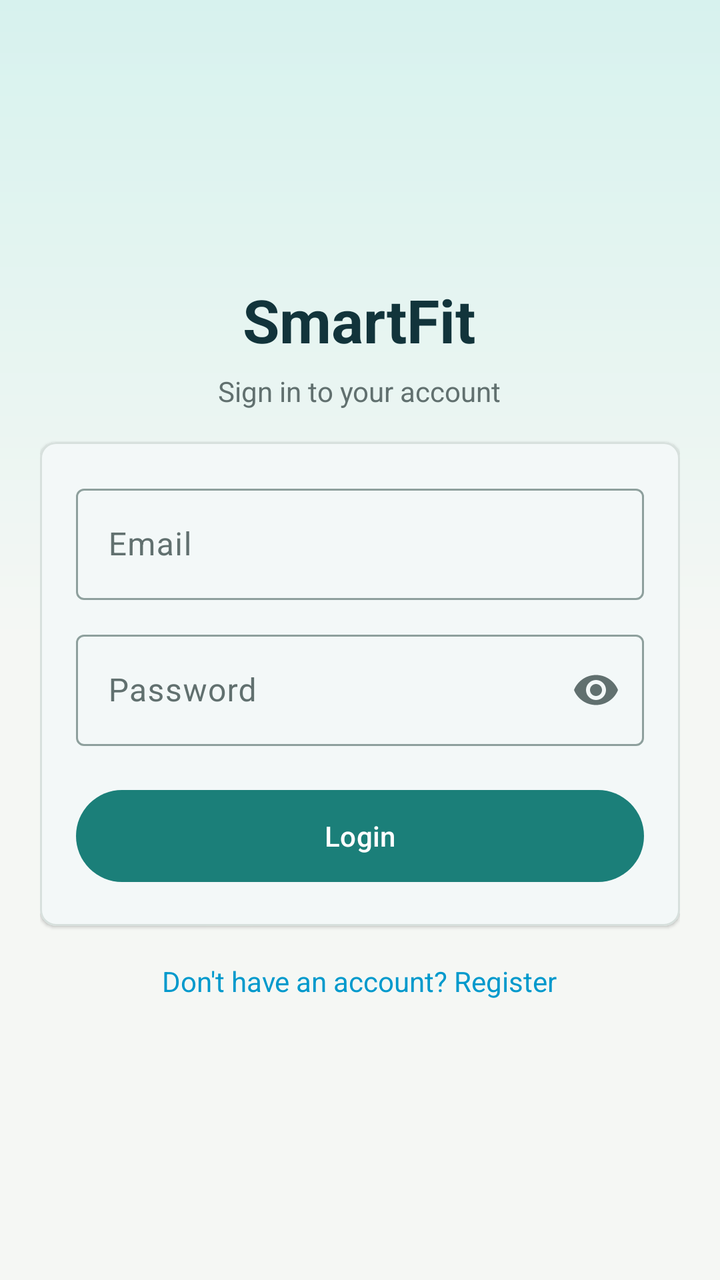
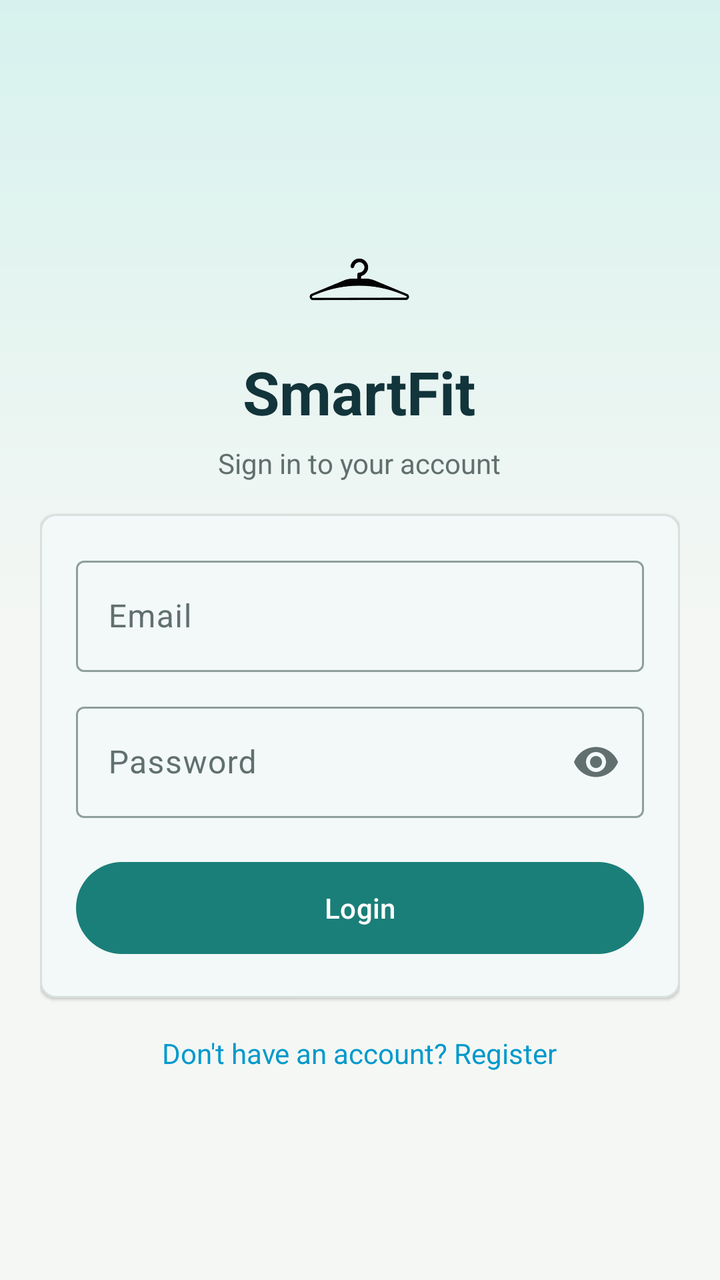

Compare the two renders of this Android layout. The source of the first and the diff that turns it into the second are given below.
<!-- AndroidManifest.xml: application theme Theme.SmartFitApp -->
<!-- res/layout/activity_login.xml -->
<?xml version="1.0" encoding="utf-8"?>
<ScrollView xmlns:android="http://schemas.android.com/apk/res/android"
    xmlns:app="http://schemas.android.com/apk/res-auto"
    android:layout_width="match_parent"
    android:layout_height="match_parent"
    android:fillViewport="true"
    android:background="@drawable/bg_auth_panel">

    <LinearLayout
        android:layout_width="match_parent"
        android:layout_height="match_parent"
        android:orientation="vertical"
        android:gravity="center"
        android:paddingStart="@dimen/screen_padding"
        android:paddingEnd="@dimen/screen_padding"
        android:paddingTop="16dp"
        android:paddingBottom="16dp">

        
        <LinearLayout
            android:layout_width="wrap_content"
            android:layout_height="wrap_content"
            android:orientation="vertical"
            android:gravity="center"
            android:layout_marginBottom="16dp">

            <TextView
                android:layout_width="wrap_content"
                android:layout_height="wrap_content"
                android:text="SmartFit"
                style="@style/Text.Brand" />

            <TextView
                android:layout_width="wrap_content"
                android:layout_height="wrap_content"
                android:layout_marginTop="6dp"
                android:text="Sign in to your account"
                android:textSize="14sp"
                android:textColor="@color/on_surface_variant" />
        </LinearLayout>

        
        <com.google.android.material.card.MaterialCardView
            android:layout_width="match_parent"
            android:layout_height="wrap_content"
            app:cardCornerRadius="@dimen/card_radius"
            app:cardElevation="1dp"
            app:strokeColor="@color/outline_variant"
            app:strokeWidth="1dp"
            app:cardBackgroundColor="@color/surface">

            <LinearLayout
                android:layout_width="match_parent"
                android:layout_height="wrap_content"
                android:orientation="vertical"
                android:padding="@dimen/card_padding">

                <com.google.android.material.textfield.TextInputLayout
                    android:layout_width="match_parent"
                    android:layout_height="wrap_content"
                    android:hint="Email"
                    style="@style/Widget.Material3.TextInputLayout.OutlinedBox">

                    <com.google.android.material.textfield.TextInputEditText
                        android:id="@+id/emailInput"
                        android:layout_width="match_parent"
                        android:layout_height="wrap_content"
                        android:inputType="textEmailAddress"
                        android:imeOptions="actionNext" />
                </com.google.android.material.textfield.TextInputLayout>

                <com.google.android.material.textfield.TextInputLayout
                    android:layout_width="match_parent"
                    android:layout_height="wrap_content"
                    android:layout_marginTop="@dimen/element_gap"
                    android:hint="Password"
                    app:endIconMode="password_toggle"
                    style="@style/Widget.Material3.TextInputLayout.OutlinedBox">

                    <com.google.android.material.textfield.TextInputEditText
                        android:id="@+id/passwordInput"
                        android:layout_width="match_parent"
                        android:layout_height="wrap_content"
                        android:inputType="textPassword"
                        android:imeOptions="actionDone" />
                </com.google.android.material.textfield.TextInputLayout>

                <TextView
                    android:id="@+id/errorText"
                    android:layout_width="match_parent"
                    android:layout_height="wrap_content"
                    android:layout_marginTop="@dimen/small_gap"
                    style="@style/Text.Error"
                    android:visibility="gone" />

                <ProgressBar
                    android:id="@+id/progressBar"
                    android:layout_width="wrap_content"
                    android:layout_height="wrap_content"
                    android:layout_gravity="center_horizontal"
                    android:layout_marginTop="@dimen/small_gap"
                    android:visibility="gone" />

                <Button
                    android:id="@+id/loginButton"
                    android:layout_width="match_parent"
                    android:layout_height="@dimen/button_height"
                    android:layout_marginTop="@dimen/card_padding"
                    android:text="Login"
                    android:textAllCaps="false"
                    style="@style/Widget.Material3.Button" />

            </LinearLayout>
        </com.google.android.material.card.MaterialCardView>

        <TextView
            android:id="@+id/registerLink"
            android:layout_width="wrap_content"
            android:layout_height="wrap_content"
            android:layout_marginTop="@dimen/card_padding"
            android:text="Don't have an account? Register"
            android:textColor="@android:color/holo_blue_dark"
            android:textSize="14sp" />

    </LinearLayout>
</ScrollView>
<!-- resources referenced by this layout -->
<resources>
  <color name="on_surface_variant">#61706F</color>
  <color name="outline_variant">#D7E0DD</color>
  <color name="surface">#FFFFFF</color>
  <dimen name="button_height">54dp</dimen>
  <dimen name="card_padding">18dp</dimen>
  <dimen name="card_radius">8dp</dimen>
  <dimen name="element_gap">12dp</dimen>
  <dimen name="screen_padding">20dp</dimen>
  <dimen name="small_gap">8dp</dimen>
  <!-- drawable bg_auth_panel (drawable) -->
  <?xml version="1.0" encoding="utf-8"?>
  <shape xmlns:android="http://schemas.android.com/apk/res/android">
      <gradient
          android:angle="270"
          android:startColor="@color/primary_container"
          android:centerColor="@color/background"
          android:endColor="@color/background" />
  </shape>
  <style name="Text.Brand">
          <item name="android:textColor">@color/primary_dark</item>
          <item name="android:textStyle">bold</item>
          <item name="android:textSize">30sp</item>
      </style>
  <style name="Text.Error">
          <item name="android:textColor">@color/error</item>
          <item name="android:textSize">13sp</item>
      </style>
  <style name="Theme.SmartFitApp" parent="Base.Theme.SmartFitApp" />
  <color name="primary_container">#D7F2EE</color>
  <color name="background">#F5F7F4</color>
  <color name="primary_dark">#12343B</color>
  <color name="error">#B3261E</color>
  <style name="Base.Theme.SmartFitApp" parent="Theme.Material3.DayNight.NoActionBar">
          <item name="colorPrimary">@color/primary</item>
          <item name="colorOnPrimary">@color/on_primary</item>
          <item name="colorPrimaryContainer">@color/primary_container</item>
          <item name="colorOnPrimaryContainer">@color/on_primary_container</item>
          <item name="colorSecondary">@color/secondary</item>
          <item name="colorOnSecondary">@color/on_secondary</item>
          <item name="colorSecondaryContainer">@color/secondary_container</item>
          <item name="colorOnSecondaryContainer">@color/on_secondary_container</item>
          <item name="android:colorBackground">@color/background</item>
          <item name="colorSurface">@color/surface</item>
          <item name="colorOnSurface">@color/on_surface</item>
          <item name="colorSurfaceVariant">@color/surface_variant</item>
          <item name="colorOnSurfaceVariant">@color/on_surface_variant</item>
          <item name="colorError">@color/error</item>
          <item name="colorOnError">@color/on_error</item>
          <item name="colorErrorContainer">@color/error_container</item>
          <item name="colorOnErrorContainer">@color/on_error_container</item>
          <item name="colorOutline">@color/outline</item>
          <item name="colorOutlineVariant">@color/outline_variant</item>
      </style>
  <color name="primary">#1B7F79</color>
  <color name="on_primary">#FFFFFF</color>
  <color name="on_primary_container">#052927</color>
  <color name="secondary">#B85C38</color>
  <color name="on_secondary">#FFFFFF</color>
  <color name="secondary_container">#FFE2D5</color>
  <color name="on_secondary_container">#3D1608</color>
  <color name="on_surface">#162326</color>
  <color name="surface_variant">#E8F0ED</color>
  <color name="on_error">#FFFFFF</color>
  <color name="error_container">#F9DEDC</color>
  <color name="on_error_container">#410E0B</color>
  <color name="outline">#8EA09D</color>
</resources>

<!-- the commit's change to res/layout/activity_login.xml (unified diff, before → after) -->
@@ -23,6 +23,13 @@
             android:orientation="vertical"
             android:gravity="center"
             android:layout_marginBottom="16dp">
+
+            <ImageView
+                android:layout_width="72dp"
+                android:layout_height="72dp"
+                android:contentDescription="SmartFit logo"
+                android:scaleType="fitCenter"
+                android:src="@drawable/logo_black" />
 
             <TextView
                 android:layout_width="wrap_content"
<!-- resource entries referenced after the edit -->
@@ -18,6 +18,7 @@
           android:centerColor="@color/background"
           android:endColor="@color/background" />
   </shape>
+  <!-- drawable logo_black: png bitmap (drawable, 26982 bytes) -->
   <style name="Text.Brand">
           <item name="android:textColor">@color/primary_dark</item>
           <item name="android:textStyle">bold</item>
